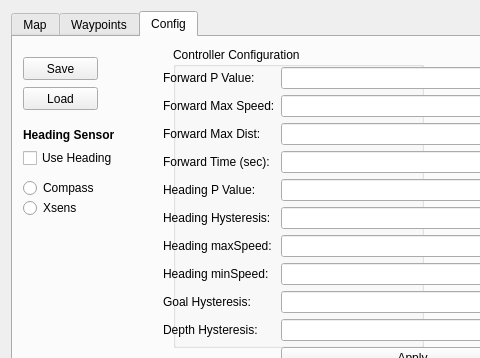
Before: the Qt Designer form Hanse/Module_Navigation/form_navigation.ui in iti-luebeck/HANSE2011, drawn with Qt 5; both pictures show x 0 to 480 and y 0 to 358 of the 577 by 465 pixel window.
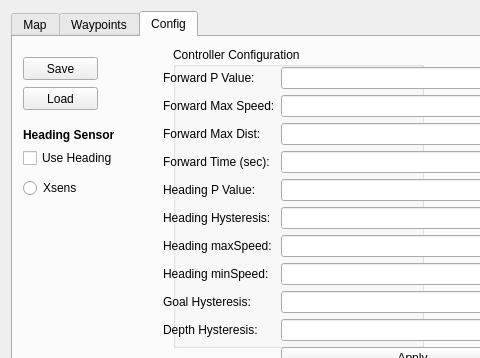
After: the same form once the commit is applied. The open tabs and pages were chosen to show the change. Custom widgets are drawn as their Qt base class.

```diff
--- a/Hanse/Module_Navigation/form_navigation.ui
+++ b/Hanse/Module_Navigation/form_navigation.ui
@@ -323,24 +323,11 @@
         <string>Use Heading</string>
        </property>
       </widget>
-      <widget class="QRadioButton" name="compassButton">
-       <property name="geometry">
-        <rect>
-         <x>10</x>
-         <y>140</y>
-         <width>117</width>
-         <height>22</height>
-        </rect>
-       </property>
-       <property name="text">
-        <string>Compass</string>
-       </property>
-      </widget>
       <widget class="QRadioButton" name="xsensButton">
        <property name="geometry">
         <rect>
          <x>10</x>
-         <y>160</y>
+         <y>140</y>
          <width>117</width>
          <height>22</height>
         </rect>
```
Left out of the diff: 2 changed lines with no effect on the pictures.
